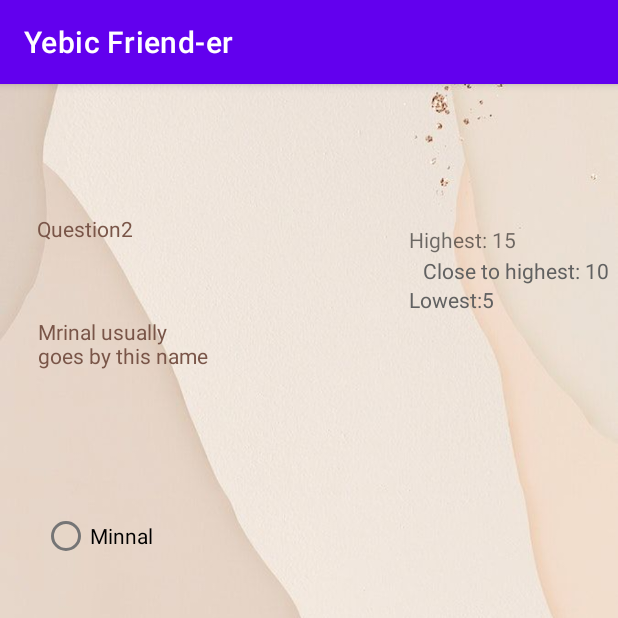
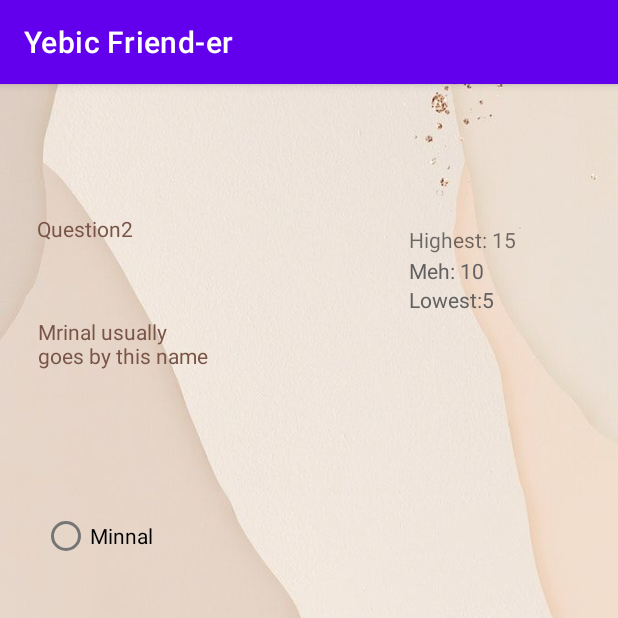
Before and after one commit to Mriiki/Yebic-Friender, an Android app: the SecondActivity screen opened directly, with no data from a screen before it, after a tap on "SUBMIT", on a phone screen of 412 x 824 dp, the top half of it. Run offline under Robolectric (Android 15) with nearby library versions, the phone set to English and light mode, and no system bars; 3 other taps on this screen came first.

Commit message:
Minor Bug Fixes - Counting ghost options

```diff
--- a/YebicFriender/app/src/main/java/com/example/yebicfriend_er/SecondActivity.kt
+++ b/YebicFriender/app/src/main/java/com/example/yebicfriend_er/SecondActivity.kt
@@ -157,11 +157,12 @@ class SecondActivity : AppCompatActivity() {
         submitButton.setOnClickListener {
             clearAll()
 
+            if (answer == "None"){score += 0}
             if (answer == "A"){score += questionBank.get(questionNo).AW}
             if (answer == "B"){score += questionBank.get(questionNo).BW}
             if (answer == "C"){score += questionBank.get(questionNo).CW}
             pointText.text = "Points: $score"
-
+            answer = "None"
 
             if (questionNo < (questionBank.size - 1)) {
                 questionNo++
--- a/YebicFriender/app/src/main/java/com/example/yebicfriend_er/ThirdActivity.kt
+++ b/YebicFriender/app/src/main/java/com/example/yebicfriend_er/ThirdActivity.kt
@@ -22,7 +22,7 @@ class ThirdActivity : AppCompatActivity() {
         var scoreINT = intent.getStringExtra("score" )?.toInt()
         if (scoreINT != null) {
             if(scoreINT < 40){
-                finalText.text = "Plis dont talk to me-_-"
+                finalText.text = "Plis dont talk to me -_-"
             }
         }
         if (scoreINT != null) {
--- a/YebicFriender/app/src/main/res/layout/activity_second.xml
+++ b/YebicFriender/app/src/main/res/layout/activity_second.xml
@@ -113,11 +113,11 @@
         android:id="@+id/textView9"
         android:layout_width="wrap_content"
         android:layout_height="wrap_content"
-        android:text="@string/close_to_highest_10"
+        android:text="@string/meh_10"
         android:textColor="#616161"
         app:layout_constraintBottom_toBottomOf="parent"
         app:layout_constraintEnd_toEndOf="parent"
-        app:layout_constraintHorizontal_bias="0.979"
+        app:layout_constraintHorizontal_bias="0.753"
         app:layout_constraintStart_toStartOf="parent"
         app:layout_constraintTop_toTopOf="parent"
         app:layout_constraintVertical_bias="0.153" />
--- a/YebicFriender/app/src/main/res/values/strings.xml
+++ b/YebicFriender/app/src/main/res/values/strings.xml
@@ -15,7 +15,7 @@
     <string name="submit">SUBMIT</string>
     <string name="textview">TextView</string>
     <string name="highest_15">Highest: 15</string>
-    <string name="close_to_highest_10">Close to highest: 10</string>
     <string name="lowest">Lowest</string>
     <string name="lowest_5">Lowest:5</string>
+    <string name="meh_10">Meh: 10</string>
 </resources>
```
